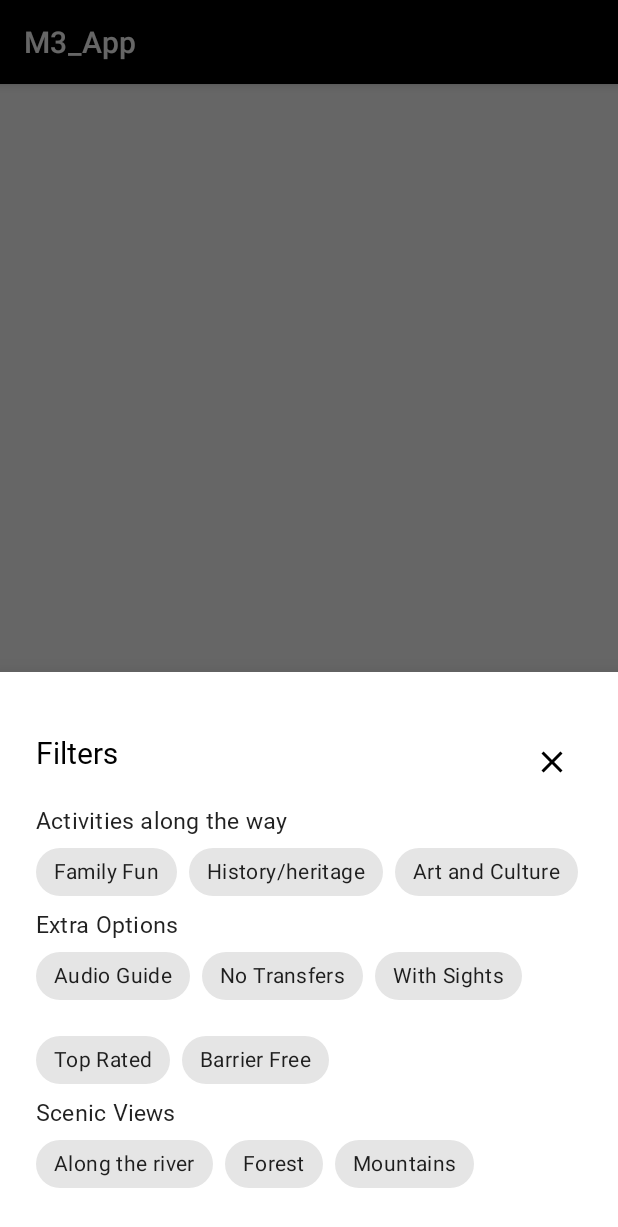
After one commit to wythayt/M3_1_114_Thema_Bahnreise_Routenplaner_fuer_landschaftlich_attraktive_Strecken, an Android app: the fragment FiltersBottomSheet shown on its own in the app's theme, on a phone screen of 412 x 824 dp. The commit adds this screen. Shown: the top 1227 px of the screen. Run offline under Robolectric (Android 15) with nearby library versions, the phone set to English and light mode, and no system bars.

Commit message:
Feat: add filter bottom sheet fragment with chip state handling

```diff
--- /dev/null
+++ b/app/src/main/java/com/example/m3_app/ui/filter/FilterViewModel.java
@@ -0,0 +1,30 @@
+package com.example.m3_app.ui.filter;
+
+import androidx.lifecycle.LiveData;
+import androidx.lifecycle.MutableLiveData;
+import androidx.lifecycle.ViewModel;
+
+import java.util.Collections;
+import java.util.HashSet;
+import java.util.Objects;
+import java.util.Set;
+
+public class FilterViewModel extends ViewModel {
+    private final MutableLiveData<Set<String>> selectedChips = new MutableLiveData<>(new HashSet<>());
+
+    public LiveData<Set<String>> getSelectedChips() {
+        return selectedChips;
+    }
+
+    public void updateChip(String key, boolean isChecked) {
+        Set<String> mySet = new HashSet<>(Objects.requireNonNull(selectedChips.getValue()));
+
+        if (isChecked) {
+            mySet.add(key);
+        } else {
+            mySet.remove(key);
+        }
+
+        selectedChips.setValue(Collections.unmodifiableSet(mySet));
+    }
+}
--- /dev/null
+++ b/app/src/main/java/com/example/m3_app/ui/filter/FiltersBottomSheet.java
@@ -0,0 +1,63 @@
+package com.example.m3_app.ui.filter;
+
+import android.content.DialogInterface;
+import android.content.res.ColorStateList;
+import android.os.Bundle;
+import android.view.LayoutInflater;
+import android.view.View;
+import android.view.ViewGroup;
+
+import androidx.annotation.NonNull;
+import androidx.annotation.Nullable;
+import androidx.lifecycle.ViewModelProvider;
+
+import com.example.m3_app.R;
+import com.google.android.material.bottomsheet.BottomSheetDialogFragment;
+import com.google.android.material.button.MaterialButton;
+import com.example.m3_app.databinding.SheetFiltersBinding;
+import com.google.android.material.chip.Chip;
+
+import java.util.List;
+import java.util.stream.Collectors;
+import java.util.stream.IntStream;
+import java.util.stream.Stream;
+
+public class FiltersBottomSheet extends BottomSheetDialogFragment {
+    private SheetFiltersBinding binding;
+
+    @Nullable
+    @Override
+    public View onCreateView(@NonNull LayoutInflater inflater,
+                             @Nullable ViewGroup container,
+                             @Nullable Bundle savedInstanceState) {
+        binding = SheetFiltersBinding.inflate(inflater, container, false);
+        binding.btnClose.setOnClickListener(v -> dismiss());
+
+        FilterViewModel viewModel = new ViewModelProvider(requireActivity()).get(FilterViewModel.class);
+
+        List<Chip> allChips = Stream.of(binding.chipGroup, binding.chipGroup2, binding.chipGroup3)
+                .flatMap(group -> IntStream.range(0, group.getChildCount()).mapToObj(group::getChildAt))
+                .filter(child -> child instanceof Chip)
+                .map(child -> (Chip) child)
+                .collect(Collectors.toList());
+
+        viewModel.getSelectedChips().observe(getViewLifecycleOwner(), selected -> {
+            allChips.forEach(chip -> chip.setChecked(selected.contains(chip.getText().toString())));
+        });
+
+        allChips.forEach(chip -> chip.setOnCheckedChangeListener((c, checked) ->
+                viewModel.updateChip(c.getText().toString(), checked)
+        ));
+
+        return binding.getRoot();
+    }
+
+    @Override
+    public void onDismiss(@NonNull DialogInterface dialog) {
+        super.onDismiss(dialog);
+        MaterialButton filtersBtn = requireActivity().findViewById(R.id.button4);
+
+        assert filtersBtn != null;
+        filtersBtn.setBackgroundTintList(ColorStateList.valueOf(requireContext().getColor(R.color.beige)));
+    }
+}
--- a/app/src/main/java/com/example/m3_app/ui/map_not_specified/InfoDialogFragment.java
+++ b/app/src/main/java/com/example/m3_app/ui/map_not_specified/InfoDialogFragment.java
@@ -34,7 +34,7 @@ public class InfoDialogFragment extends DialogFragment {
                 .create();
 
         ivClose.setOnClickListener(v -> dialog.dismiss());
-        gotIt   .setOnClickListener(v -> dialog.dismiss());
+        gotIt.setOnClickListener(v -> dialog.dismiss());
         dontShow.setOnClickListener(v -> {
             // TODO: implement “don’t show again”
             dialog.dismiss();
--- a/app/src/main/java/com/example/m3_app/ui/map_specified/MapSpecifiedFragment.java
+++ b/app/src/main/java/com/example/m3_app/ui/map_specified/MapSpecifiedFragment.java
@@ -1,5 +1,6 @@
 package com.example.m3_app.ui.map_specified;
 
+import android.content.res.ColorStateList;
 import android.os.Bundle;
 import android.view.LayoutInflater;
 import android.view.View;
@@ -16,8 +17,10 @@ import androidx.recyclerview.widget.LinearLayoutManager;
 
 import com.example.m3_app.R;
 import com.example.m3_app.databinding.FragmentMapSpecifiedBinding;
+import com.example.m3_app.ui.filter.FiltersBottomSheet;
 import com.example.m3_app.ui.route_card.RouteCard;
 import com.example.m3_app.ui.route_card.RouteCardAdapter;
+import com.google.android.material.button.MaterialButton;
 
 import java.util.Arrays;
 import java.util.List;
@@ -83,5 +86,22 @@ public class MapSpecifiedFragment extends Fragment {
                 WindowManager.LayoutParams.FLAG_FULLSCREEN,
                 WindowManager.LayoutParams.FLAG_FULLSCREEN
         );
+
+        MaterialButton filtersBtn = binding.button4;
+        ColorStateList defaultTint = ColorStateList.valueOf(requireContext().getColor(R.color.beige));
+        ColorStateList highlightTint = ColorStateList.valueOf(requireContext().getColor(R.color.secondary_green));
+
+        filtersBtn.setOnClickListener(v -> {
+            new FiltersBottomSheet()
+                    .show(getParentFragmentManager(), "filters");
+            filtersBtn.setBackgroundTintList(highlightTint);
+        });
+
+        getParentFragmentManager().addOnBackStackChangedListener(() -> {
+            boolean sheetVisible = getParentFragmentManager().findFragmentByTag("filters") != null;
+            if (!sheetVisible) {
+                filtersBtn.setBackgroundTintList(defaultTint);
+            }
+        });
     }
 }
--- /dev/null
+++ b/app/src/main/res/layout/sheet_filters.xml
@@ -0,0 +1,169 @@
+<?xml version="1.0" encoding="utf-8"?>
+<LinearLayout xmlns:android="http://schemas.android.com/apk/res/android"
+    xmlns:app="http://schemas.android.com/apk/res-auto"
+    android:orientation="vertical"
+    android:padding="24dp"
+    android:background="@color/white"
+    android:layout_width="match_parent"
+    android:layout_height="wrap_content">
+
+    <androidx.constraintlayout.widget.ConstraintLayout
+        android:layout_width="match_parent"
+        android:layout_height="wrap_content"
+        android:layout_marginTop="16dp"
+        android:layout_marginBottom="8dp">
+
+        <com.google.android.material.button.MaterialButton
+            android:id="@+id/btnClose"
+            style="@style/Widget.MaterialComponents.Button.TextButton.Icon"
+            android:layout_width="40dp"
+            android:layout_height="40dp"
+            app:icon="@drawable/close_24px"
+            app:iconTint="@color/black"
+            app:iconPadding="0dp"
+            app:layout_constraintTop_toTopOf="parent"
+            app:layout_constraintEnd_toEndOf="parent"/>
+
+        <TextView
+        android:layout_width="wrap_content"
+        android:layout_height="wrap_content"
+        android:text="Filters"
+        android:textSize="20sp"
+        android:fontFamily="@font/sf_pro_text_bold"
+        android:textAppearance="?attr/textAppearanceTitleLarge"/>
+
+    </androidx.constraintlayout.widget.ConstraintLayout>
+
+    <TextView
+        android:layout_width="wrap_content"
+        android:layout_height="wrap_content"
+        android:textSize="15sp"
+        android:fontFamily="@font/sf_pro_text_bold"
+        android:text="Activities along the way"
+        android:textAppearance="?attr/textAppearanceSubtitle1" />
+
+    <com.google.android.material.chip.ChipGroup
+        android:id="@+id/chipGroup"
+        android:layout_width="match_parent"
+        android:layout_height="wrap_content"
+        app:chipSpacing="8dp">
+
+        <com.google.android.material.chip.Chip
+            android:id="@+id/chipFamilyFun"
+            style="@style/Widget.MaterialComponents.Chip.Filter"
+            android:layout_width="wrap_content"
+            android:layout_height="wrap_content"
+            android:text="Family Fun"
+            app:checkedIconVisible="false"/>
+
+        <com.google.android.material.chip.Chip
+            android:id="@+id/chipHistoryAndHeritage"
+            style="@style/Widget.MaterialComponents.Chip.Filter"
+            android:layout_width="wrap_content"
+            android:layout_height="wrap_content"
+            android:text="History/heritage"
+            app:checkedIconVisible="false"/>
+
+        <com.google.android.material.chip.Chip
+            android:id="@+id/chipArtAndCulture"
+            style="@style/Widget.MaterialComponents.Chip.Filter"
+            android:layout_width="wrap_content"
+            android:layout_height="wrap_content"
+            android:text="Art and Culture"
+            app:checkedIconVisible="false"/>
+    </com.google.android.material.chip.ChipGroup>
+
+    <TextView
+        android:layout_width="wrap_content"
+        android:layout_height="wrap_content"
+        android:textSize="15sp"
+        android:fontFamily="@font/sf_pro_text_bold"
+        android:text="Extra Options"
+        android:textAppearance="?attr/textAppearanceSubtitle1" />
+
+    <com.google.android.material.chip.ChipGroup
+        android:id="@+id/chipGroup2"
+        android:layout_width="match_parent"
+        android:layout_height="wrap_content"
+        app:chipSpacing="8dp">
+
+        <com.google.android.material.chip.Chip
+            android:id="@+id/chipAudioGuide"
+            style="@style/Widget.MaterialComponents.Chip.Filter"
+            android:layout_width="wrap_content"
+            android:layout_height="wrap_content"
+            android:text="Audio Guide"
+            app:checkedIconVisible="false"/>
+
+        <com.google.android.material.chip.Chip
+            android:id="@+id/chipNoTransfers"
+            style="@style/Widget.MaterialComponents.Chip.Filter"
+            android:layout_width="wrap_content"
+            android:layout_height="wrap_content"
+            android:text="No Transfers"
+            app:checkedIconVisible="false"/>
+
+        <com.google.android.material.chip.Chip
+            android:id="@+id/chipWithSights"
+            style="@style/Widget.MaterialComponents.Chip.Filter"
+            android:layout_width="wrap_content"
+            android:layout_height="wrap_content"
+            android:text="With Sights"
+            app:checkedIconVisible="false"/>
+
+        <com.google.android.material.chip.Chip
+            android:id="@+id/chipTopRated"
+            style="@style/Widget.MaterialComponents.Chip.Filter"
+            android:layout_width="wrap_content"
+            android:layout_height="wrap_content"
+            android:text="Top Rated"
+            app:checkedIconVisible="false"/>
+
+        <com.google.android.material.chip.Chip
+            android:id="@+id/chipBarrierFree"
+            style="@style/Widget.MaterialComponents.Chip.Filter"
+            android:layout_width="wrap_content"
+            android:layout_height="wrap_content"
+            android:text="Barrier Free"
+            app:checkedIconVisible="false"/>
+    </com.google.android.material.chip.ChipGroup>
+
+    <TextView
+        android:layout_width="wrap_content"
+        android:layout_height="wrap_content"
+        android:textSize="15sp"
+        android:fontFamily="@font/sf_pro_text_bold"
+        android:text="Scenic Views"
+        android:textAppearance="?attr/textAppearanceSubtitle1" />
+
+    <com.google.android.material.chip.ChipGroup
+        android:id="@+id/chipGroup3"
+        android:layout_width="match_parent"
+        android:layout_height="wrap_content"
+        app:chipSpacing="8dp">
+
+        <com.google.android.material.chip.Chip
+            android:id="@+id/chipAlongTheRiver"
+            style="@style/Widget.MaterialComponents.Chip.Filter"
+            android:layout_width="wrap_content"
+            android:layout_height="wrap_content"
+            android:text="Along the river"
+            app:checkedIconVisible="false"/>
+
+        <com.google.android.material.chip.Chip
+            android:id="@+id/chipForest"
+            style="@style/Widget.MaterialComponents.Chip.Filter"
+            android:layout_width="wrap_content"
+            android:layout_height="wrap_content"
+            android:text="Forest"
+            app:checkedIconVisible="false"/>
+
+        <com.google.android.material.chip.Chip
+            android:id="@+id/chipMountains"
+            style="@style/Widget.MaterialComponents.Chip.Filter"
+            android:layout_width="wrap_content"
+            android:layout_height="wrap_content"
+            android:text="Mountains"
+            app:checkedIconVisible="false"/>
+    </com.google.android.material.chip.ChipGroup>
+</LinearLayout>
--- a/gradle/libs.versions.toml
+++ b/gradle/libs.versions.toml
@@ -11,6 +11,7 @@ lifecycleLivedataKtx = "2.9.0"
 lifecycleViewmodelKtx = "2.9.0"
 navigationFragment = "2.6.0"
 navigationUi = "2.6.0"
+constraintlayoutVersion = "2.2.1"
 
 [libraries]
 desugar_jdk_libs = { module = "com.android.tools:desugar_jdk_libs", version.ref = "desugar_jdk_libs" }
@@ -24,6 +25,7 @@ lifecycle-livedata-ktx = { group = "androidx.lifecycle", name = "lifecycle-lived
 lifecycle-viewmodel-ktx = { group = "androidx.lifecycle", name = "lifecycle-viewmodel-ktx", version.ref = "lifecycleViewmodelKtx" }
 navigation-fragment = { group = "androidx.navigation", name = "navigation-fragment", version.ref = "navigationFragment" }
 navigation-ui = { group = "androidx.navigation", name = "navigation-ui", version.ref = "navigationUi" }
+androidx-constraintlayout = { group = "androidx.constraintlayout", name = "constraintlayout", version.ref = "constraintlayoutVersion" }
 
 [plugins]
 android-application = { id = "com.android.application", version.ref = "agp" }
```
